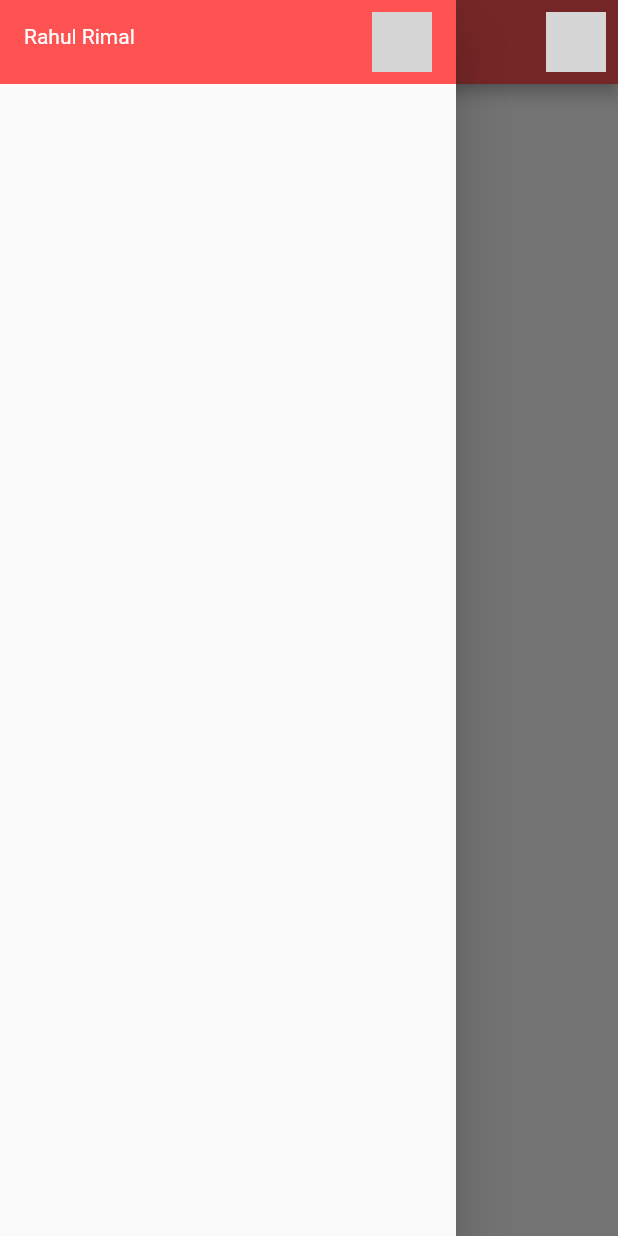
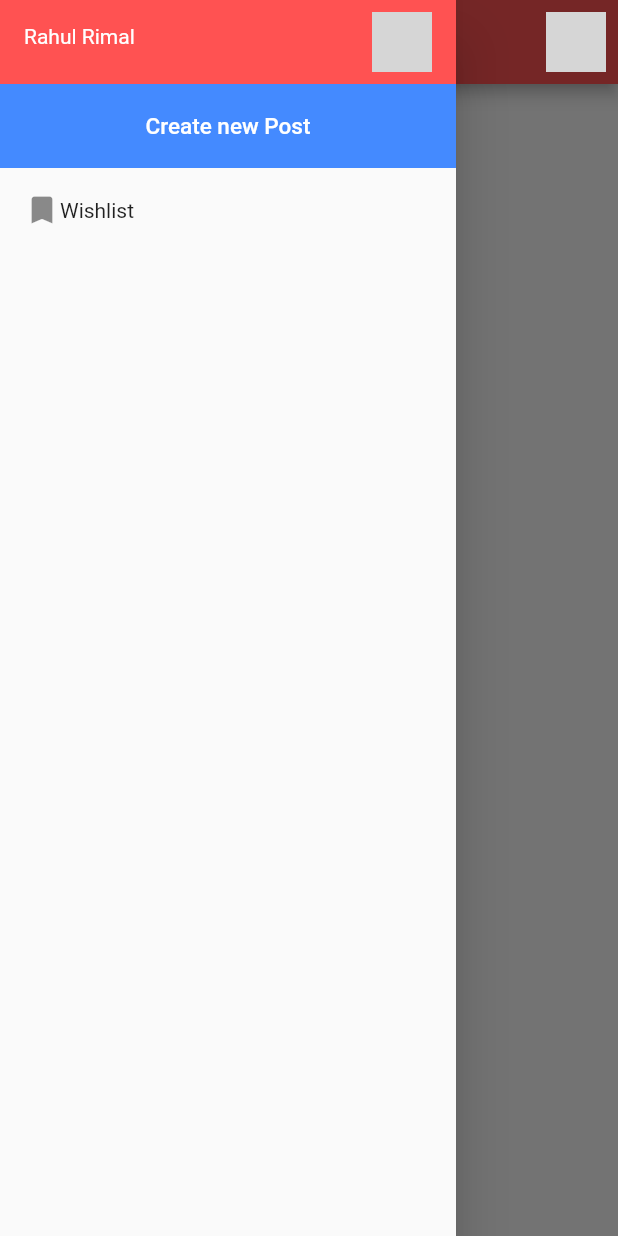
Before and after one commit to RahulRimal/share_learning, a Flutter app: the screen it shows after launch, with the side drawer open, on a phone screen of 412 x 824 dp. Run offline on Flutter 3.47's test engine with Material 2 defaults, Android fonts, the phone set to English and light mode, and no system bars; network calls fail; grey boxes are pictures that could not be loaded.

Commit message:
Working on app drawer

```diff
--- a/lib/widgets/app-drawer.dart
+++ b/lib/widgets/app-drawer.dart
@@ -11,11 +11,33 @@ class AppDrawer extends StatelessWidget {
             tileColor: Theme.of(context).primaryColor,
             leading: Text(
               'Rahul Rimal',
-              style: TextStyle(color: Colors.white),
+              style: TextStyle(
+                color: Colors.white,
+              ),
             ),
             trailing: CircleAvatar(
               backgroundImage: NetworkImage(
                   'https://cdn.pixabay.com/photo/2017/02/04/12/25/man-2037255_960_720.jpg'),
+            ),
+          ),
+          ListTile(
+            tileColor: Theme.of(context).accentColor,
+            title: Text(
+              'Create new Post',
+              style: TextStyle(
+                fontSize: 15,
+                color: Colors.white,
+              ),
+              textAlign: TextAlign.center,
+            ),
+          ),
+          ListTile(
+            leading: Row(
+              mainAxisSize: MainAxisSize.min,
+              children: [
+                Icon(Icons.bookmark),
+                Text('Wishlist'),
+              ],
             ),
           ),
         ],
```
